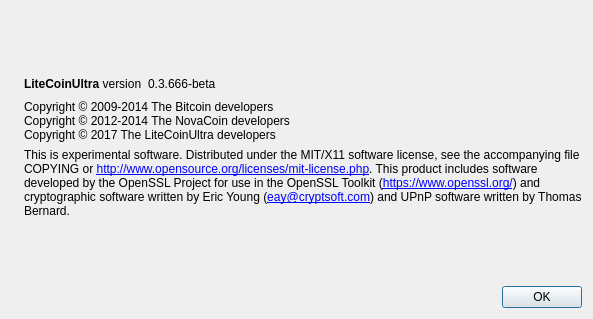
wayawolf/WayaWolfCoin, file src/qt/forms/aboutdialog.ui: the form before one commit.
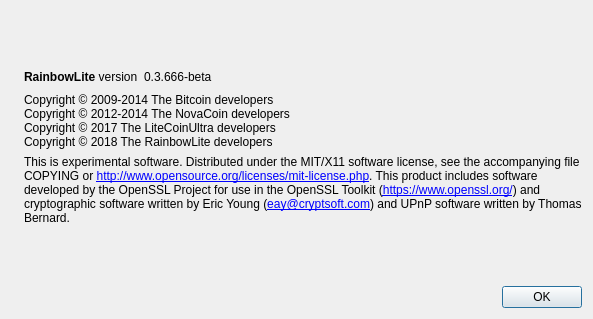
The form after the commit. Icons and pictures are not drawn.

Commit message: Renaming LiteCoinUltra to RainbowLite

```diff
--- a/src/qt/forms/aboutdialog.ui
+++ b/src/qt/forms/aboutdialog.ui
@@ -50,7 +50,7 @@
           <cursorShape>IBeamCursor</cursorShape>
          </property>
          <property name="text">
-          <string>&lt;b&gt;LiteCoinUltra&lt;/b&gt; version</string>
+          <string>&lt;b&gt;RainbowLite&lt;/b&gt; version</string>
          </property>
          <property name="textInteractionFlags">
           <set>Qt::LinksAccessibleByMouse|Qt::TextSelectableByKeyboard|Qt::TextSelectableByMouse</set>
@@ -93,7 +93,8 @@
        <property name="text">
         <string>Copyright © 2009-2014 The Bitcoin developers
 Copyright © 2012-2014 The NovaCoin developers
-Copyright © 2017 The LiteCoinUltra developers</string>
+Copyright © 2017 The LiteCoinUltra developers
+Copyright © 2018 The RainbowLite developers</string>
        </property>
        <property name="textInteractionFlags">
         <set>Qt::LinksAccessibleByMouse|Qt::TextSelectableByKeyboard|Qt::TextSelectableByMouse</set>
```
Left out of the diff: 2 changed lines with no effect on the pictures. The commit also changes 117 other files.
